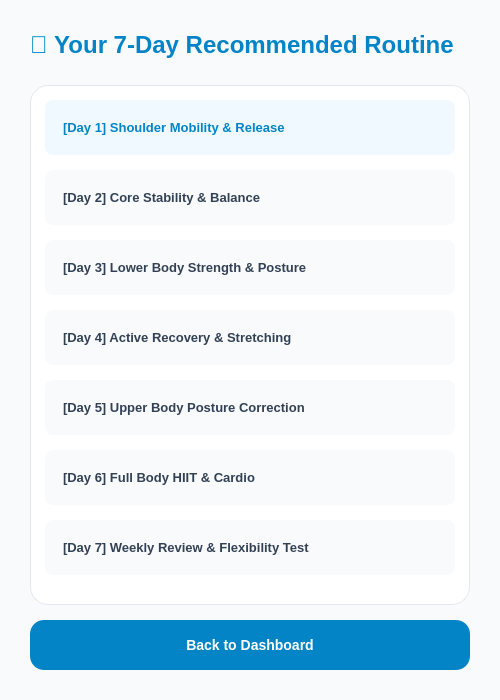
First picture: the form in GUI/FitHelper/full_routine.ui, repository sesac-robotics/aiot_repo_2, before the edit.
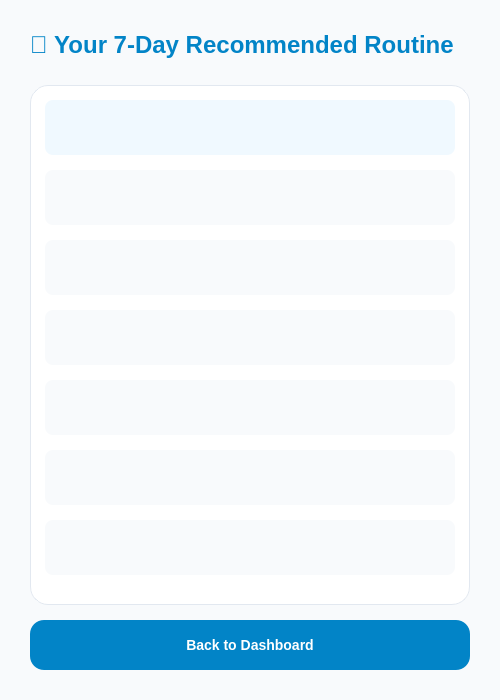
Second picture: the form after the edit.

```diff
--- a/GUI/FitHelper/full_routine.ui
+++ b/GUI/FitHelper/full_routine.ui
@@ -26,37 +26,37 @@
     <property name="geometry"><rect><x>30</x><y>85</y><width>440</width><height>520</height></rect></property>
     <widget class="QLabel" name="day1Item">
      <property name="geometry"><rect><x>15</x><y>15</y><width>410</width><height>55</height></rect></property>
-     <property name="text"><string>[Day 1] Shoulder Mobility &amp; Release</string></property>
+     <property name="text"><string></string></property>
      <property name="styleSheet"><string>font-size: 13px; font-weight: 700; color: #0284C7; background-color: #F0F9FF; border-radius: 8px; padding-left: 15px;</string></property>
     </widget>
     <widget class="QLabel" name="day2Item">
      <property name="geometry"><rect><x>15</x><y>85</y><width>410</width><height>55</height></rect></property>
-     <property name="text"><string>[Day 2] Core Stability &amp; Balance</string></property>
+     <property name="text"><string></string></property>
      <property name="styleSheet"><string>font-size: 13px; font-weight: 700; color: #334155; background-color: #F8FAFC; border-radius: 8px; padding-left: 15px;</string></property>
     </widget>
     <widget class="QLabel" name="day3Item">
      <property name="geometry"><rect><x>15</x><y>155</y><width>410</width><height>55</height></rect></property>
-     <property name="text"><string>[Day 3] Lower Body Strength &amp; Posture</string></property>
+     <property name="text"><string></string></property>
      <property name="styleSheet"><string>font-size: 13px; font-weight: 700; color: #334155; background-color: #F8FAFC; border-radius: 8px; padding-left: 15px;</string></property>
     </widget>
     <widget class="QLabel" name="day4Item">
      <property name="geometry"><rect><x>15</x><y>225</y><width>410</width><height>55</height></rect></property>
-     <property name="text"><string>[Day 4] Active Recovery &amp; Stretching</string></property>
+     <property name="text"><string></string></property>
      <property name="styleSheet"><string>font-size: 13px; font-weight: 700; color: #334155; background-color: #F8FAFC; border-radius: 8px; padding-left: 15px;</string></property>
     </widget>
     <widget class="QLabel" name="day5Item">
      <property name="geometry"><rect><x>15</x><y>295</y><width>410</width><height>55</height></rect></property>
-     <property name="text"><string>[Day 5] Upper Body Posture Correction</string></property>
+     <property name="text"><string></string></property>
      <property name="styleSheet"><string>font-size: 13px; font-weight: 700; color: #334155; background-color: #F8FAFC; border-radius: 8px; padding-left: 15px;</string></property>
     </widget>
     <widget class="QLabel" name="day6Item">
      <property name="geometry"><rect><x>15</x><y>365</y><width>410</width><height>55</height></rect></property>
-     <property name="text"><string>[Day 6] Full Body HIIT &amp; Cardio</string></property>
+     <property name="text"><string></string></property>
      <property name="styleSheet"><string>font-size: 13px; font-weight: 700; color: #334155; background-color: #F8FAFC; border-radius: 8px; padding-left: 15px;</string></property>
     </widget>
     <widget class="QLabel" name="day7Item">
      <property name="geometry"><rect><x>15</x><y>435</y><width>410</width><height>55</height></rect></property>
-     <property name="text"><string>[Day 7] Weekly Review &amp; Flexibility Test</string></property>
+     <property name="text"><string></string></property>
      <property name="styleSheet"><string>font-size: 13px; font-weight: 700; color: #334155; background-color: #F8FAFC; border-radius: 8px; padding-left: 15px;</string></property>
     </widget>
    </widget>
```
